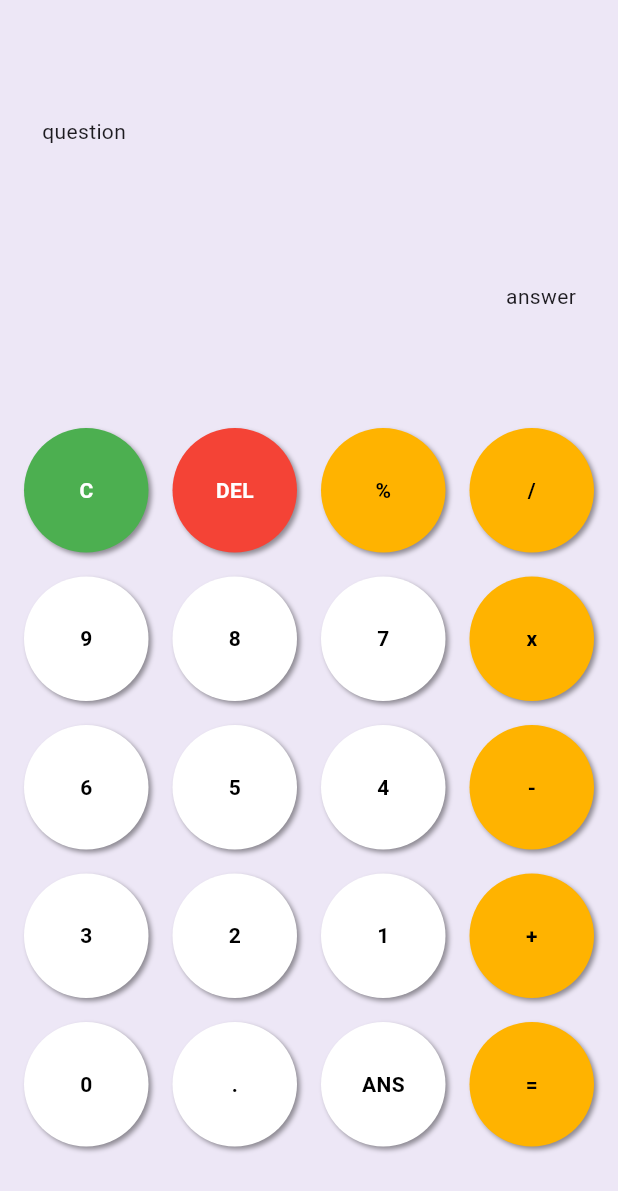
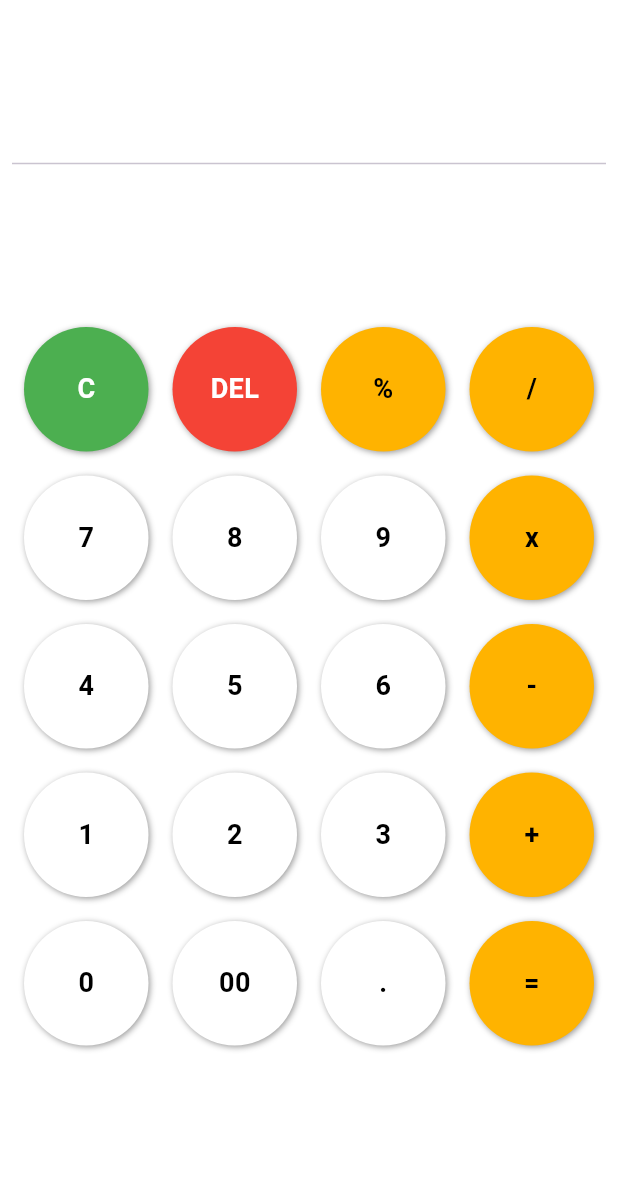
Before and after one commit to jithinbhaskar11/calculator, a Flutter app: the screen it shows after launch, on a phone screen of 412 x 824 dp. Shown: the top 1191 px of the screen. Run offline on Flutter 3.47's test engine with Material 3 defaults, Android fonts, the phone set to English and light mode, and no system bars; our stand-ins replace math_expressions.

```diff
--- a/lib/utils/buttons.dart
+++ b/lib/utils/buttons.dart
@@ -5,21 +5,25 @@ class MyButton extends StatelessWidget {
   final color;
   final textColor;
   final String? buttonText;
+  final tapResult;
 
-  MyButton({this.color, this.textColor, this.buttonText});
+  MyButton({this.color, this.textColor, this.buttonText,this.tapResult});
 
   @override
   Widget build(BuildContext context) {
     return Padding(
       padding: const EdgeInsets.all(8.0),
+      child: GestureDetector(
+        onTap: tapResult,
         child: Container(
           decoration: BoxDecoration(
             color: color,
             shape: BoxShape.circle,
-          boxShadow: [BoxShadow(offset: Offset(2, 2),color: Colors.black.withOpacity(0.4),blurRadius: 2)]
+            boxShadow: [BoxShadow(offset: Offset(1,1),color: Colors.black.withOpacity(0.4),blurRadius: 3)]
           ),
                 // color: color,
-              child: Center(child: Text(buttonText!,style: TextStyle(color: textColor,fontWeight: FontWeight.bold,fontSize: 14),)),
+                child: Center(child: Text(buttonText!,style: TextStyle(color: textColor,fontWeight: FontWeight.bold,fontSize: 18),)),
+              ),
       ),
     );
   }
--- a/lib/view/home_page.dart
+++ b/lib/view/home_page.dart
@@ -1,5 +1,6 @@
 import 'package:calculator/utils/buttons.dart';
 import 'package:flutter/material.dart';
+import 'package:math_expressions/math_expressions.dart';
 
 class HomePage extends StatefulWidget {
   const HomePage({super.key});
@@ -12,20 +13,22 @@ class _HomePageState extends State<HomePage> {
 
   var buttonText=[
     'C','DEL','%','/',
-    '9','8','7','x',
-    '6','5','4','-',
-    '3','2','1','+',
-    '0','.','ANS','=',
+    '7','8','9','x',
+    '4','5','6','-',
+    '1','2','3','+',
+    '0','00','.','=',
   ];
 
-  var problome='question';
-  var answer='answer';
+  var problem='';
+  var answer='';
 
   @override
   Widget build(BuildContext context) {
     return Scaffold(
-     backgroundColor: Colors.deepPurple[50],
-      body: Padding(
+      backgroundColor: Colors.white,
+     //backgroundColor: Colors.deepPurple[50],
+      body: SafeArea(
+        child: Padding(
           padding: const EdgeInsets.all(8.0),
           child: Column(
             children: [
@@ -36,34 +39,67 @@ class _HomePageState extends State<HomePage> {
                     Container(
                       padding: EdgeInsets.all(20),
                       alignment: Alignment.centerLeft,
-                      child: Text(problome)),
+                        child: Text(problem,style: TextStyle(fontSize: 20,fontWeight: FontWeight.bold),)),
+                    Divider(),
                     Container(
-                    padding: EdgeInsets.all(20),
+                      padding: const EdgeInsets.all(20),
                         alignment: Alignment.centerRight,
-                      child: Text(answer))
+                        child: Text(answer,style: TextStyle(fontWeight: FontWeight.bold,fontSize: 20),))
                   ],
                 ),
               )),
               Expanded(
-                flex: 2,
+                  flex: 3,
                   child: Container(
                     child:GridView.builder(
                       itemCount: buttonText.length,
-                    gridDelegate: SliverGridDelegateWithFixedCrossAxisCount(crossAxisCount: 4), itemBuilder: (context, index) {
+                      gridDelegate: const SliverGridDelegateWithFixedCrossAxisCount(crossAxisCount: 4), itemBuilder: (context, index) {
+                        ///clear button
                       if (index==0){
                        return MyButton(
+                         tapResult: (){
+                           setState(() {
+                             problem='';
+                             answer='';
+                           });
+                         },
                           buttonText: buttonText[index],
                           color: Colors.green,
                           textColor: Colors.white,
                         );
+                       ///delete button
                       }else if(index==1){
                        return MyButton(
+                         tapResult: (){
+                           setState(() {
+                             problem=problem.substring(0,problem.length-1);
+                           });
+                         },
                           buttonText: buttonText[index],
                           color: Colors.red,
                           textColor: Colors.white,
                         );
+                       ///equal button
+                      }else if(index==buttonText.length-1){
+                        return MyButton(
+                          tapResult: (){
+                            setState(() {
+                              equalPressed();
+                            });
+                          },
+                          buttonText: buttonText[index],
+                          color: Colors.amber[600],
+                          textColor: Colors.black,
+                        );
+
+                       //other buttons
                       }else
                        return  MyButton(
+                         tapResult: (){
+                           setState(() {
+                             problem+=buttonText[index];
+                           });
+                         },
                           buttonText: buttonText[index],
                           color: isOperator(buttonText[index])?Colors.amber[600]: Colors.white,
                           textColor: Colors.black,
@@ -71,6 +107,7 @@ class _HomePageState extends State<HomePage> {
                     },)
                   )),
             ],
+          ),
         ),
       ),
     );
@@ -81,4 +118,17 @@ class _HomePageState extends State<HomePage> {
     }else
       return false;
   }
+
+  void equalPressed() {
+    String finalProblome=problem;
+    finalProblome=finalProblome.replaceAll('x', '*');
+    finalProblome = finalProblome.replaceAll('%', '/100*');
+
+    Parser p = Parser();
+    Expression exp = p.parse(finalProblome);
+    ContextModel cm = ContextModel();
+    double eval = exp.evaluate(EvaluationType.REAL, cm);
+
+    answer=eval.toString();
   }
+}
--- a/pubspec.yaml
+++ b/pubspec.yaml
@@ -30,6 +30,7 @@ environment:
 dependencies:
   flutter:
     sdk: flutter
+  math_expressions: ^2.4.0
 
 
   # The following adds the Cupertino Icons font to your application.
```
Also changed, not shown: pubspec.lock. Lines whose indentation alone changed are shown as unchanged.
